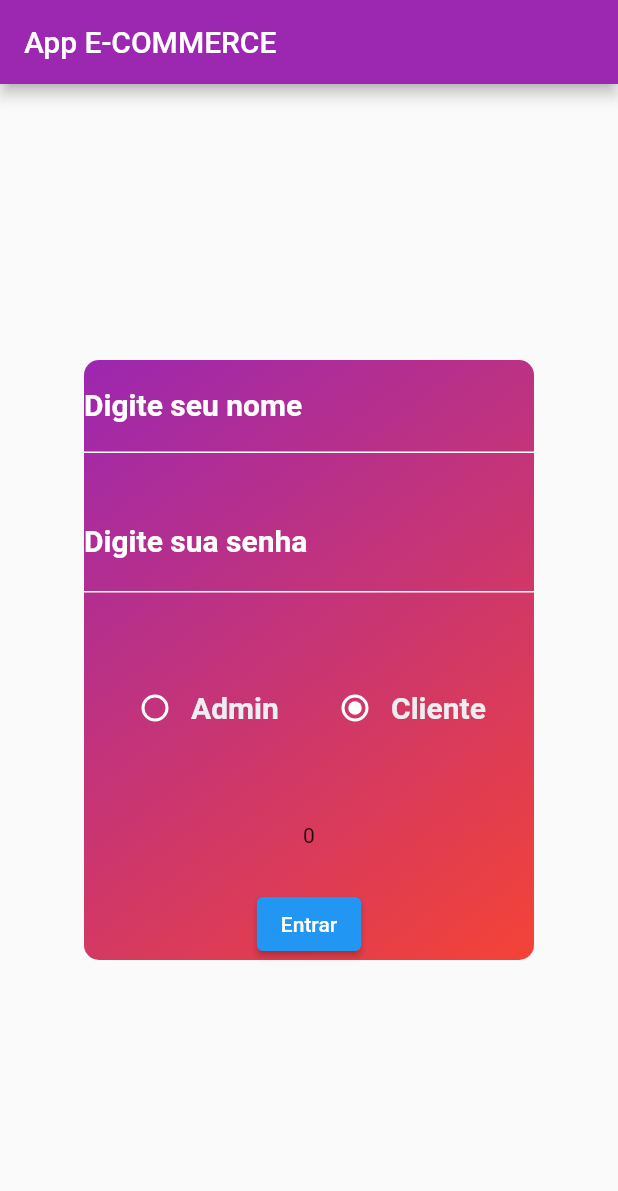
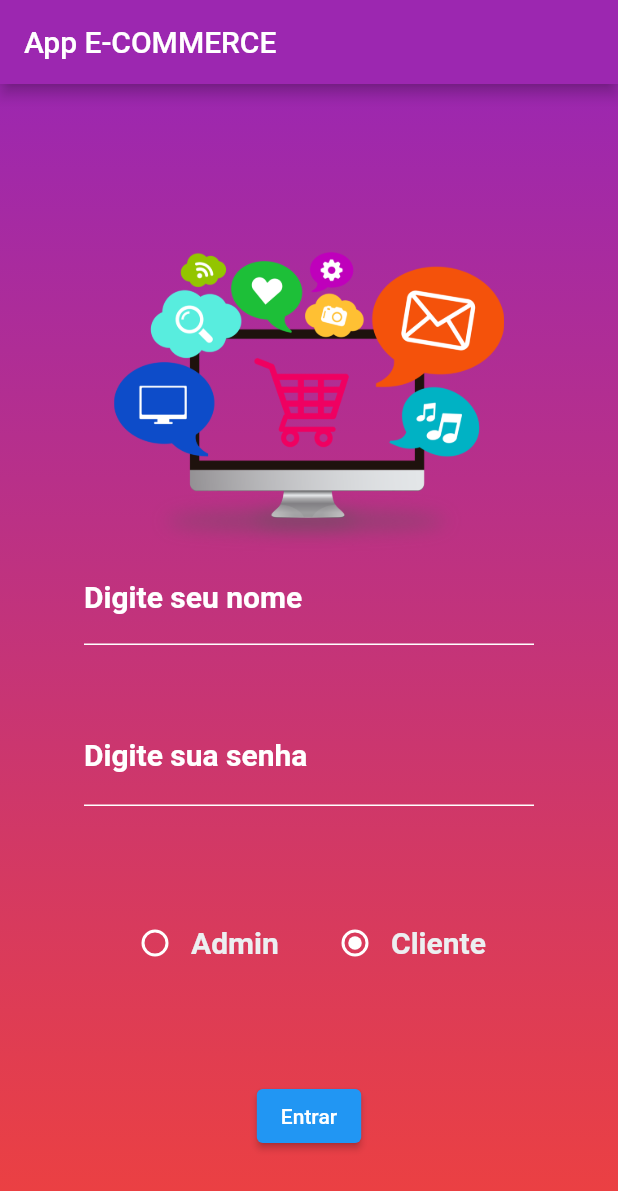
Before and after one commit to ViniBOYs/MobileFiles, a Flutter app: the screen it shows after launch, on a phone screen of 412 x 824 dp. Shown: the top 1191 px of the screen. Run offline on Flutter 3.47's test engine with Material 2 defaults, Android fonts, the phone set to English and light mode, and no system bars; missing offline and left inert: dart:ffi.

Commit message:
finishing e-commerce app

```diff
--- a/AppE-Commerce/ecommerce_app1/lib/main.dart
+++ b/AppE-Commerce/ecommerce_app1/lib/main.dart
@@ -18,6 +18,7 @@ class _HomeState extends State<Home> {
   TextEditingController senha = TextEditingController();
   int isAdmin = 0;
 
+
   @override
   Widget build(BuildContext context) {
     return MaterialApp(
@@ -27,10 +28,21 @@ class _HomeState extends State<Home> {
           backgroundColor: Colors.purple,
         ),
         body:
+          ListView(
+            scrollDirection: Axis.vertical,
+            children: [
               Container(
-            // height: 200,
+                height: MediaQuery.of(context).size.height,
                   width: double.infinity,
                   decoration: const BoxDecoration(
+                    gradient: const LinearGradient(
+                      begin: Alignment.topCenter,
+                      end: Alignment.bottomCenter,
+                      colors: [
+                        Colors.purple,
+                        Colors.red,
+                      ]),
+
                     // image: DecorationImage(
                     //     image: NetworkImage("https://images.rawpixel.com/image_800/cHJpdmF0ZS9sci9pbWFnZXMvd2Vic2l0ZS8yMDI0LTAxL3Jhd3BpeGVsb2ZmaWNlM19waG90b19vZl9ibGFja19nYWxheHlfc2ltcGxlX2JsYWNrX2JhY2tncm91bmRfYjQ5ODc5NTUtYjBiYy00ZjU3LTgyNDMtN2QyOTY3NWJkMmFkXzEuanBn.jpg"),
                     //     fit: BoxFit.cover),
@@ -38,21 +50,13 @@ class _HomeState extends State<Home> {
                 child: Column(
                   mainAxisAlignment: MainAxisAlignment.center,
                   children: [
-                Container(width: 300,height: 400, //ImputBox
-                decoration: BoxDecoration(
-                  borderRadius: BorderRadius.circular(10),
-                  gradient: const LinearGradient(
-                  begin: Alignment.topLeft,
-                  end: Alignment.bottomRight,
-                  colors: [
-                    Colors.purple,
-                    Colors.red,
-                  ]),
-
-                ),
+                    Image.asset('img/Logo.png',width: 400,height:200,),
+                    // Container(width: 200,height: 200,color: Colors.amber,),
+                    SizedBox(width: 300,height: 400, //ImputBox
                     child: Column(
                       mainAxisAlignment: MainAxisAlignment.spaceBetween,
                       children: [
+                        // Image.asset(),
                         TextField(
                           cursorColor: Colors.white,
                           keyboardType: TextInputType.name,
@@ -66,11 +70,13 @@ class _HomeState extends State<Home> {
                             enabledBorder: UnderlineInputBorder(borderSide: BorderSide(color: Colors.white)),
                             focusedBorder: UnderlineInputBorder(borderSide: BorderSide(color: Colors.white))
                             ),
-                      style: TextStyle(color: Colors.amber)
+                          style: TextStyle(color: Colors.orange[600],fontWeight: FontWeight.bold),
+                          controller: nome,
                         ),
                         TextField(
                           keyboardType: TextInputType.number,
                           decoration: InputDecoration(
+                            border: OutlineInputBorder(),
                             labelText: "Digite sua senha",
                             labelStyle: TextStyle(
                               color: Colors.white,
@@ -81,9 +87,16 @@ class _HomeState extends State<Home> {
                             focusedBorder: UnderlineInputBorder(borderSide: BorderSide(color: Colors.white))
                             ),
                           obscureText: true,
-                      style: TextStyle(color: Colors.white,fontSize: 20 )
+                          style: TextStyle(color: Colors.white,fontSize: 20 ),
+                          controller: senha,
                           // obscuringCharacter: '#', // modifica o que vai esconder os caracteres
                         ),
+                        // TextField(
+                        //   keyboardType: TextInputType.name,
+                        //   decoration: InputDecoration(border: OutlineInputBorder(
+                        //     borderRadius: BorderRadius.circular(30)
+                        //   ),labelStyle: TextStyle(backgroundColor: Colors.white)),
+                        // ),
                         Container(width: double.infinity,height: 100, //
                         child: Row(
                           mainAxisAlignment: MainAxisAlignment.spaceEvenly,
@@ -121,10 +134,11 @@ class _HomeState extends State<Home> {
                               ])
                             ),],),
                         ),
-                    Text("$isAdmin"),
+                        // Text("$isAdmin"),
+
                         ElevatedButton(onPressed: (){
                           setState(() {
-                        if (isAdmin == 1){
+                            if (isAdmin == 1 && nome.text=="ViniBOY" && senha.text=="123456"){
                               Navigator.push(context, MaterialPageRoute(builder: (context) => adminHomePage()));
                             } else {
                               Navigator.push(context, MaterialPageRoute(builder: (context) => clietHomePage()));
@@ -137,6 +151,8 @@ class _HomeState extends State<Home> {
                 ],
               ),
         ),
+            ],
+          ),
       ),
     );
   }
--- a/AppE-Commerce/ecommerce_app1/pubspec.yaml
+++ b/AppE-Commerce/ecommerce_app1/pubspec.yaml
@@ -66,6 +66,7 @@ flutter:
   assets:
     - img/redmiNote12.webp
     - img/pcZeroBala.jpg
+    - img/Logo.png
 
   # An image asset can refer to one or more resolution-specific "variants", see
   # https://flutter.dev/assets-and-images/#resolution-aware
```
Also changed, not shown: AppE-Commerce/ecommerce_app1/img/Logo.png (added). Lines whose indentation alone changed are shown as unchanged.
